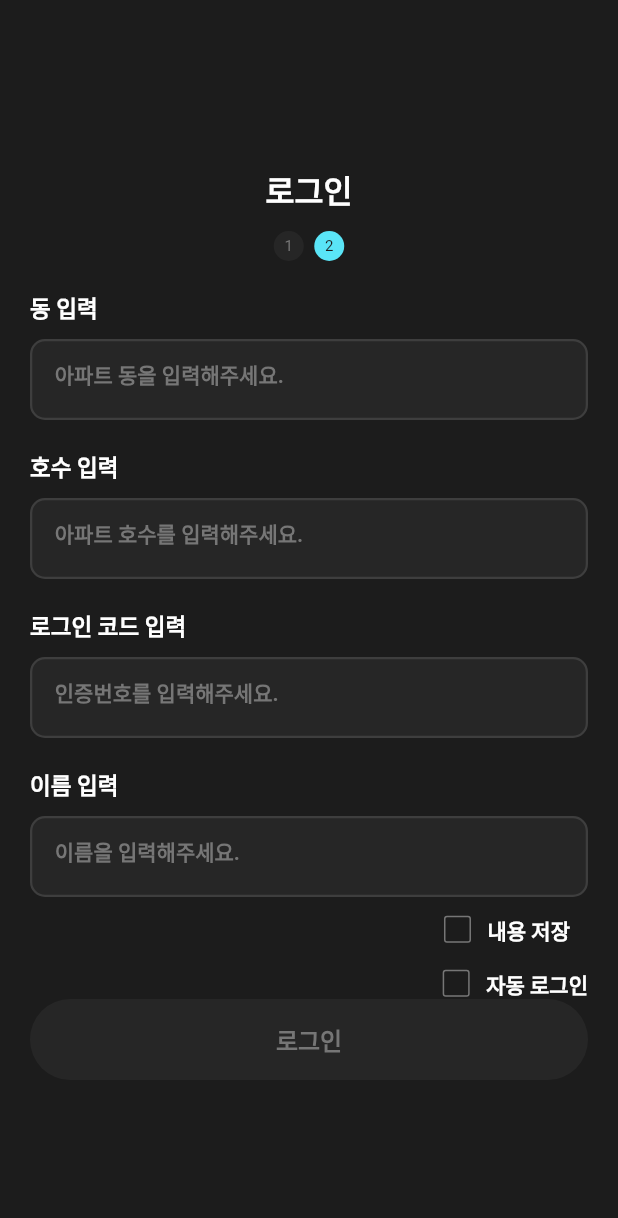
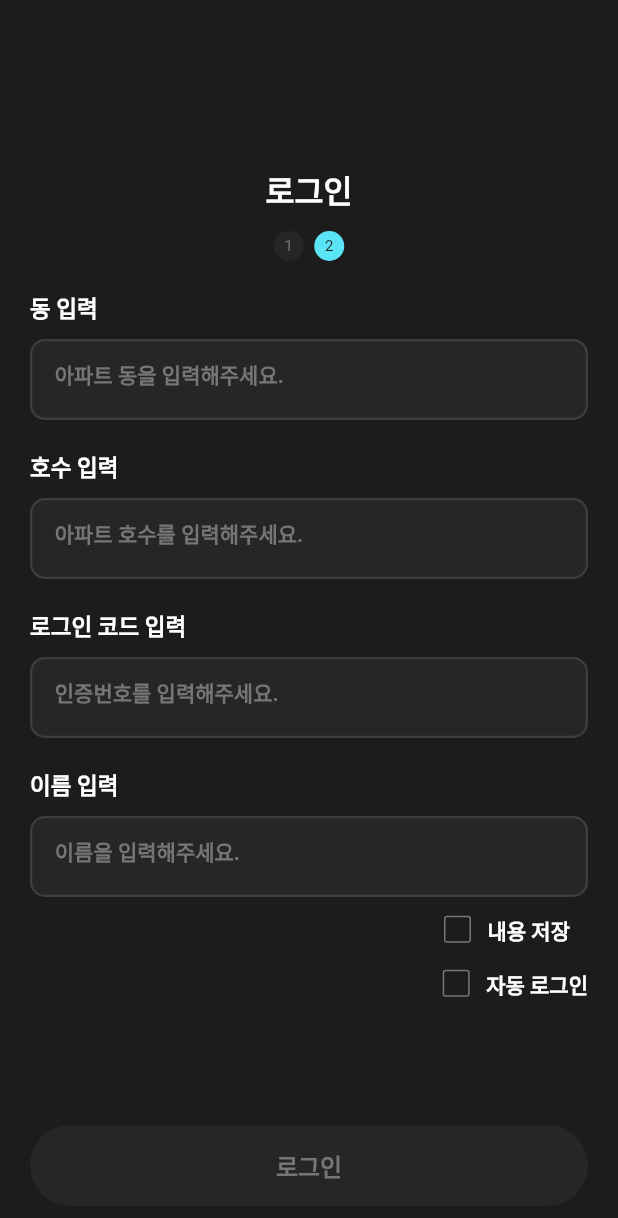
Before and after one commit to HanKyeol0/IoT-SmartHome-App, a Flutter app: the Login02 screen opened by its route, on a phone screen of 412 x 824 dp. Shown: the top 1218 px of the screen. Run offline on Flutter 3.47's test engine with Material 2 defaults, Android fonts, the phone set to English and light mode, and no system bars; Roboto replaces fonts that are missing (luxFont).

Commit message:
office commit

```diff
--- a/lib/bell/bell.dart
+++ b/lib/bell/bell.dart
@@ -44,7 +44,7 @@ class _Door01State extends State<Bell> {
                     style: emergencyBellContent(),
                   ),
                   const SizedBox(
-                    height: 150,
+                    height: 50,
                   ),
                 ],
               ),
--- a/lib/login/login02.dart
+++ b/lib/login/login02.dart
@@ -92,6 +92,10 @@ class _Login02State extends State<Login02> {
               )
             ],
           ),
+          Expanded(
+            child: SingleChildScrollView(
+              child: Column(
+                children: [
                   Container(
                     padding: const EdgeInsets.only(
                       left: 20,
@@ -237,6 +241,11 @@ class _Login02State extends State<Login02> {
                       )
                     ],
                   ),
+                  const SizedBox(height: 30),
+                ],
+              ),
+            ),
+          ),
           RoundLoginButton(
             buttonColor: (!isTextEmpty1 &&
                     !isTextEmpty2 &&
--- a/lib/main.dart
+++ b/lib/main.dart
@@ -19,7 +19,7 @@ class MyApp extends StatelessWidget {
   @override
   Widget build(BuildContext context) {
     return MaterialApp(
-      initialRoute: '/login01',
+      initialRoute: '/door01',
       routes: {
         '/login01': (context) => const Login01(),
         '/login02': (context) => const Login02(),
```
Also changed, not shown: lib/door/door01.dart (+8 -0 lines), lib/setting/setting01.dart (+6 -7 lines). Lines whose indentation alone changed are shown as unchanged.
